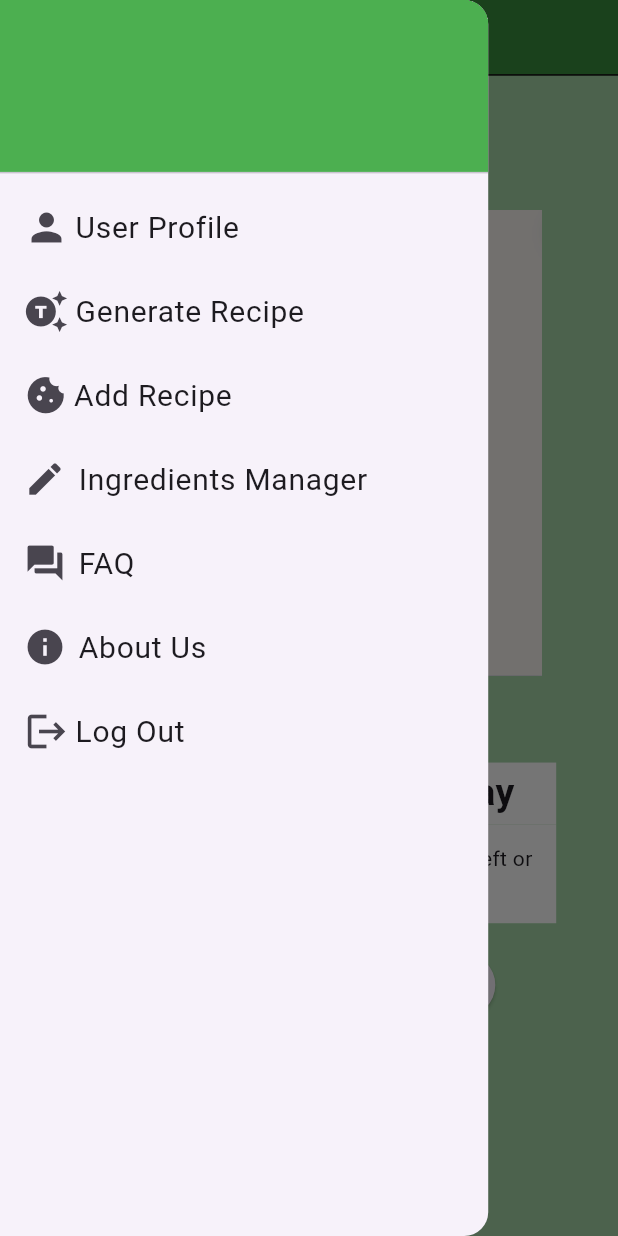
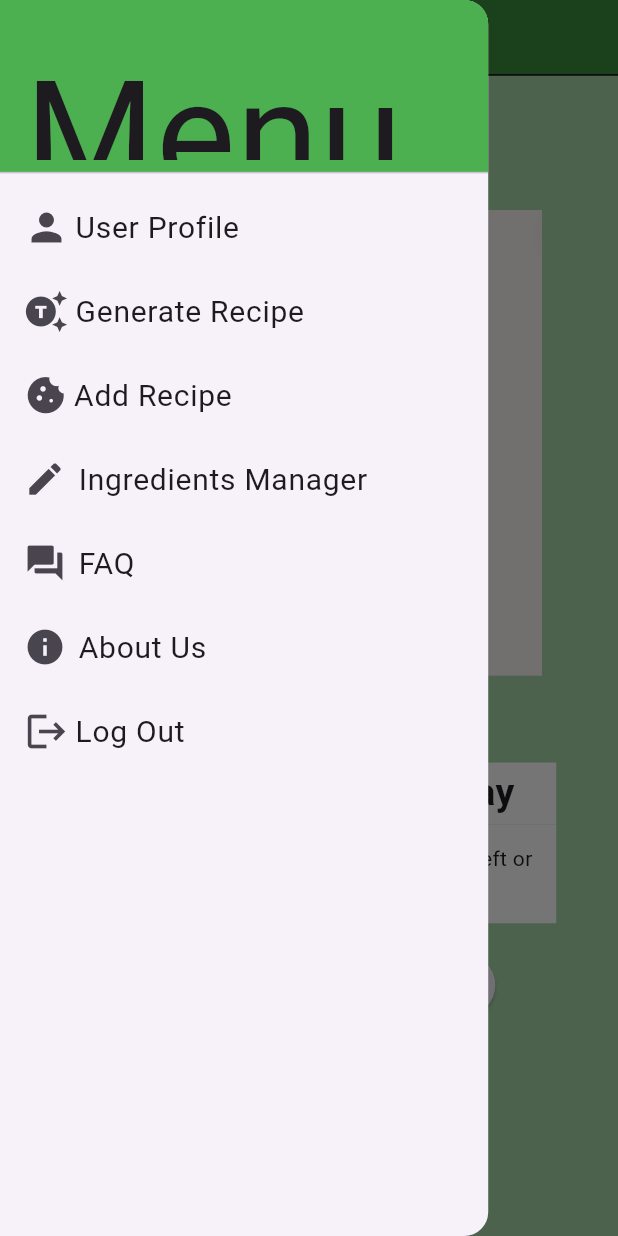
Before and after one commit to RhysRoo/SDrecipe, a Flutter app: the screen it shows once a user with an empty profile is signed in, with the side drawer open, on a phone screen of 412 x 824 dp. Run offline on Flutter 3.47's test engine with Material 3 defaults, Android fonts, the phone set to English and light mode, and no system bars; our stand-ins replace cloud_firestore, firebase_auth, firebase_core, google_sign_in, sign_in_with_apple, video_player; accounts and stored records are empty.

Commit message:
home_page

```diff
--- a/recipe_app/lib/pages/home_page/home_page.dart
+++ b/recipe_app/lib/pages/home_page/home_page.dart
@@ -103,7 +103,7 @@ class _AuthScreenState extends State<HomePage> {
                   decoration: BoxDecoration(color: Colors.green),
                   child: Text(
                     'Menu',
-                    style: TextStyle(fontSize: 0),
+                    style: TextStyle(fontSize: 100),
                   ),
                 ),
               ),
```
